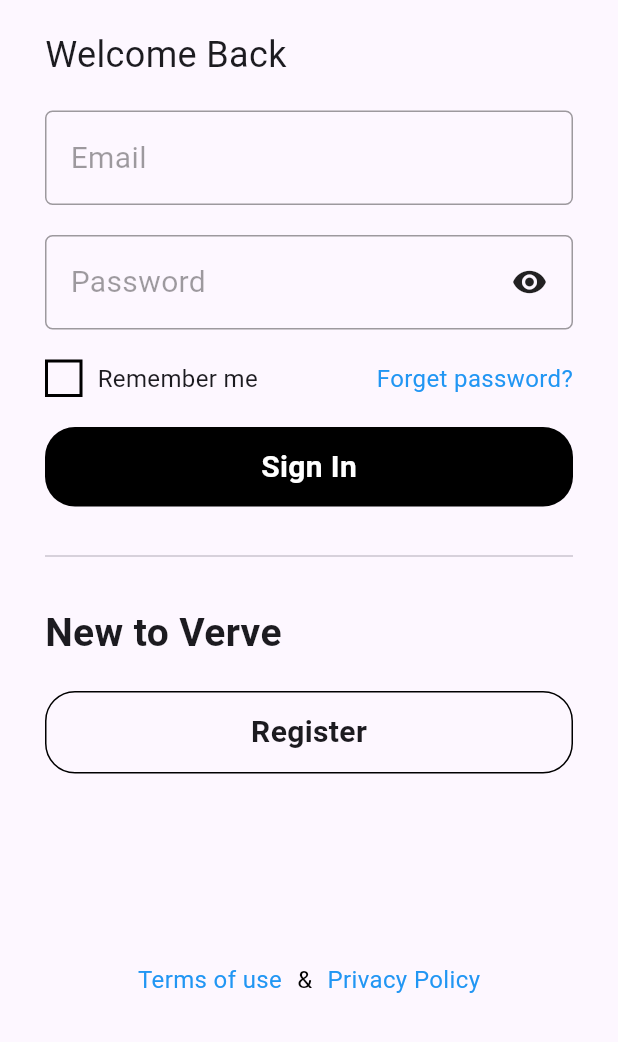
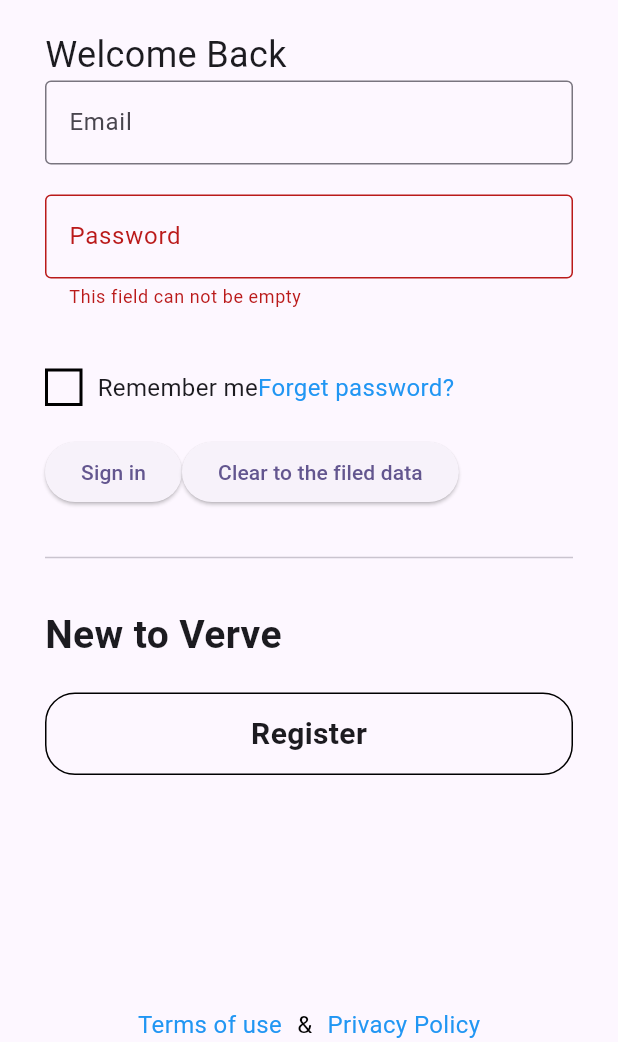
Before and after one commit to abdallhmostafa/Flutter-Diploma---Creativa-Hub-Alexandria, a Flutter app: the LoginPage screen opened directly, on a phone screen of 412 x 824 dp, the part 194-1236 px from its top. Run offline on Flutter 3.47's test engine with Material 3 defaults, Android fonts, the light colour scheme and no system bars.

Commit message:
feat: Update LoginPage to use StatefulWidget and enhance form validation

```diff
--- a/lib/main.dart
+++ b/lib/main.dart
@@ -18,8 +18,8 @@ class VerveApp extends StatelessWidget {
       debugShowCheckedModeBanner: false,
       initialRoute: "/",
       routes: {
-        "/": (context) => TestPage(),
-        "/login": (context) => LoginPage(),
+        "/": (context) => LoginPage(),
+        // "/login": (context) => LoginPage(),
         "/register": (context) => RegisterPage(),
         "/profile": (context) => ProfilePage(),
       },
--- a/lib/pages/login_page.dart
+++ b/lib/pages/login_page.dart
@@ -1,16 +1,30 @@
-import 'dart:developer';
-
 import 'package:flutter/material.dart';
+import 'package:flutter/services.dart';
+import 'package:lessons_app/pages/home_page.dart';
 import 'package:lessons_app/pages/register_page.dart';
 
-class LoginPage extends StatelessWidget {
+class LoginPage extends StatefulWidget {
   const LoginPage({super.key});
 
+  @override
+  State<LoginPage> createState() => _LoginPageState();
+}
+
+class _LoginPageState extends State<LoginPage> {
+  final formKey = GlobalKey<FormState>();
+
+  final emailController = TextEditingController();
   @override
   Widget build(BuildContext context) {
     return Scaffold(
       appBar: AppBar(),
-      body: Padding(
+      body: Column(
+        children: [
+          Expanded(
+            child: Form(
+              key: formKey,
+              child: SingleChildScrollView(
+                child: Padding(
                   padding: const EdgeInsets.all(30),
                   child: Column(
                     crossAxisAlignment: CrossAxisAlignment.start,
@@ -21,7 +35,10 @@ class LoginPage extends StatelessWidget {
                           Expanded(
                             child: Text(
                               "Verve",
-                    style: TextStyle(fontSize: 30, fontWeight: FontWeight.w600),
+                              style: TextStyle(
+                                fontSize: 30,
+                                fontWeight: FontWeight.w600,
+                              ),
                             ),
                           ),
 
@@ -36,41 +53,56 @@ class LoginPage extends StatelessWidget {
                       ),
                       SizedBox(height: 20),
                       Text("Welcome Back", style: TextStyle(fontSize: 24)),
-            SizedBox(height: 20),
+                      TextFormField(
+                        controller: emailController,
+                        validator: (value) {
+                          if (value == null || value.isEmpty) {
+                            return "This field can not be empty";
+                          }
 
-            Container(
-              padding: EdgeInsets.all(16),
-              width: double.infinity,
-
-              decoration: BoxDecoration(
-                borderRadius: BorderRadius.all(Radius.circular(5)),
-                border: Border.all(color: Colors.black38),
+                          return null;
+                        },
+                        textInputAction: TextInputAction.search,
+                        decoration: InputDecoration(
+                          labelText: "Email",
+                          border: OutlineInputBorder(
+                            borderSide: BorderSide(color: Colors.brown),
                           ),
-              child: Text(
-                "Email",
-                style: TextStyle(fontSize: 20, color: Colors.black38),
+                          focusedBorder: OutlineInputBorder(
+                            borderRadius: BorderRadius.circular(20),
+                            borderSide: BorderSide(color: Colors.lightGreen),
                           ),
                         ),
-            SizedBox(height: 20),
-            Container(
-              padding: EdgeInsets.all(16),
-
-              decoration: BoxDecoration(
-                borderRadius: BorderRadius.all(Radius.circular(5)),
-                border: Border.all(color: Colors.black38),
-              ),
-              child: Row(
-                mainAxisAlignment: MainAxisAlignment.spaceBetween,
-                children: [
-                  Text(
-                    "Password",
-                    style: TextStyle(fontSize: 20, color: Colors.black38),
                       ),
 
-                  Icon(Icons.visibility),
+                      SizedBox(height: 20),
+                      TextFormField(
+                        autovalidateMode: AutovalidateMode.always,
+                        validator: (value) {
+                          if (value == null || value.isEmpty) {
+                            return "This field can not be empty";
+                          }
+
+                          return null;
+                        },
+                        textInputAction: TextInputAction.search,
+                        keyboardType: TextInputType.number,
+                        inputFormatters: [
+                          FilteringTextInputFormatter.digitsOnly,
                         ],
+                        decoration: InputDecoration(
+                          labelText: "Password",
+                          border: OutlineInputBorder(
+                            borderSide: BorderSide(color: Colors.brown),
+                          ),
+                          focusedBorder: OutlineInputBorder(
+                            borderRadius: BorderRadius.circular(20),
+                            borderSide: BorderSide(color: Colors.lightGreen),
                           ),
                         ),
+                      ),
+
+                      SizedBox(height: 20),
 
                       SizedBox(height: 20),
 
@@ -85,7 +117,6 @@ class LoginPage extends StatelessWidget {
                           ),
                           SizedBox(width: 10),
                           Text("Remember me", style: TextStyle(fontSize: 16)),
-                Spacer(),
                           Text(
                             "Forget password?",
                             style: TextStyle(fontSize: 16, color: Colors.blue),
@@ -94,30 +125,35 @@ class LoginPage extends StatelessWidget {
                       ),
 
                       SizedBox(height: 20),
-            GestureDetector(
-              onTap: () {
-                Navigator.pushReplacement(
-                  context,
-                  MaterialPageRoute(builder: (context) => RegisterPage()),
-                );
-              },
-              child: Container(
-                padding: EdgeInsets.symmetric(vertical: 12),
-                width: double.infinity,
-                alignment: Alignment.center,
-                decoration: BoxDecoration(
-                  color: Colors.black,
-                  borderRadius: BorderRadius.circular(20),
-                ),
-                child: Text(
-                  "Sign In",
+                      Row(
+                        children: [
+                          ElevatedButton(
+                            onPressed: () {
+                              if (formKey.currentState?.validate() ?? false) {
+                                ScaffoldMessenger.of(context).showSnackBar(
+                                  SnackBar(
+                                    backgroundColor: Colors.green,
+                                    behavior: SnackBarBehavior.floating,
+                                    content: Text(
+                                      emailController.text,
                                       style: TextStyle(
+                                        fontSize: 30,
                                         color: Colors.white,
-                    fontSize: 20,
-                    fontWeight: FontWeight.bold,
                                       ),
                                     ),
                                   ),
+                                );
+                              }
+                            },
+                            child: Text("Sign in"),
+                          ),
+                          ElevatedButton(
+                            onPressed: () {
+                              emailController.clear();
+                            },
+                            child: Text("Clear to the filed data"),
+                          ),
+                        ],
                       ),
                       SizedBox(height: 25),
 
@@ -126,7 +162,10 @@ class LoginPage extends StatelessWidget {
 
                       Text(
                         "New to Verve",
-              style: TextStyle(fontSize: 26, fontWeight: FontWeight.bold),
+                        style: TextStyle(
+                          fontSize: 26,
+                          fontWeight: FontWeight.bold,
+                        ),
                       ),
                       SizedBox(height: 20),
 
@@ -140,10 +179,18 @@ class LoginPage extends StatelessWidget {
                         ),
                         child: Text(
                           "Register",
-                style: TextStyle(fontSize: 20, fontWeight: FontWeight.bold),
+                          style: TextStyle(
+                            fontSize: 20,
+                            fontWeight: FontWeight.bold,
                           ),
                         ),
-            Spacer(),
+                      ),
+                    ],
+                  ),
+                ),
+              ),
+            ),
+          ),
           Row(
             mainAxisAlignment: MainAxisAlignment.center,
             crossAxisAlignment: CrossAxisAlignment.end,
@@ -162,7 +209,12 @@ class LoginPage extends StatelessWidget {
           ),
         ],
       ),
-      ),
     );
   }
+
+  @override
+  void dispose() {
+    emailController.dispose();
+    super.dispose();
   }
+}
```
Lines whose indentation alone changed are shown as unchanged.
